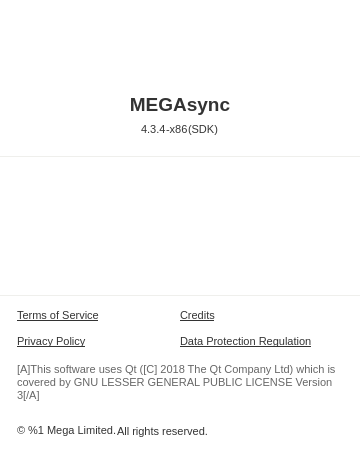
Qt form src/MEGASync/gui/macx/ChangeLogDialog.ui (meganz/MEGAsync) before a commit.
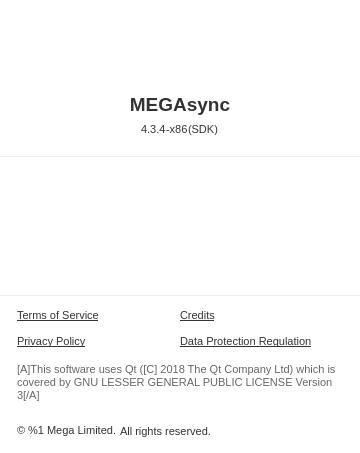
The same form after that commit. Icons and pictures are not drawn. Custom widgets are drawn as their Qt base class.

```diff
--- a/src/MEGASync/gui/macx/ChangeLogDialog.ui
+++ b/src/MEGASync/gui/macx/ChangeLogDialog.ui
@@ -641,7 +641,7 @@
 </string>
         </property>
         <property name="text">
-         <string notr="true">&lt;html&gt;&amp;copy; %1 Mega Limited.&lt;/html&gt;</string>
+         <string notr="true">&lt;html&gt;&amp;copy; %1 Mega Limited. &lt;/html&gt;</string>
         </property>
         <property name="alignment">
          <set>Qt::AlignLeading|Qt::AlignLeft|Qt::AlignVCenter</set>
```
Left out of the diff: 2 changed lines with no effect on the pictures.
